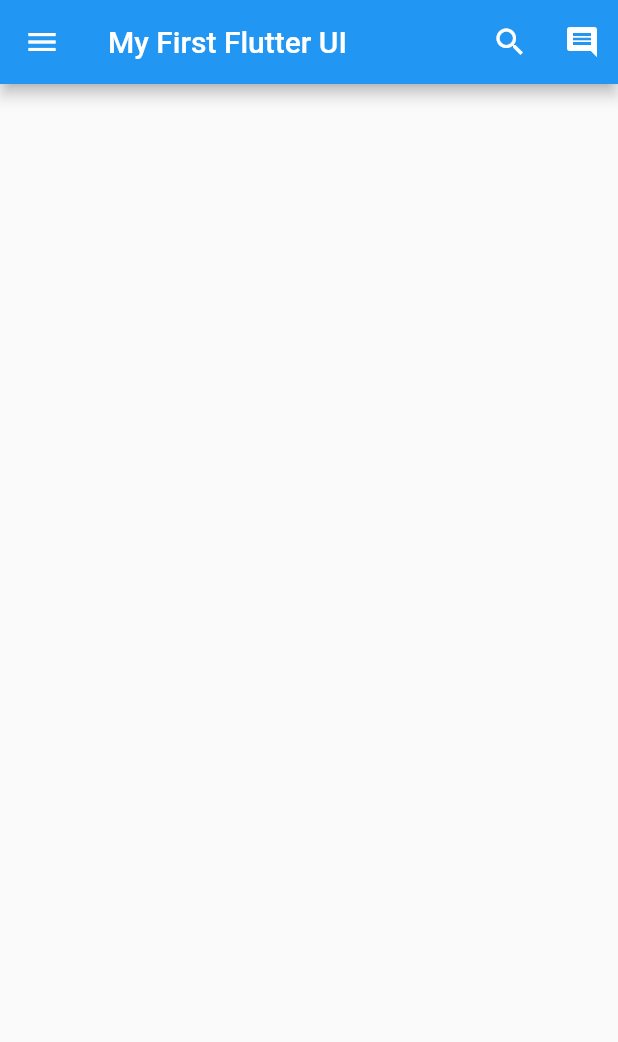
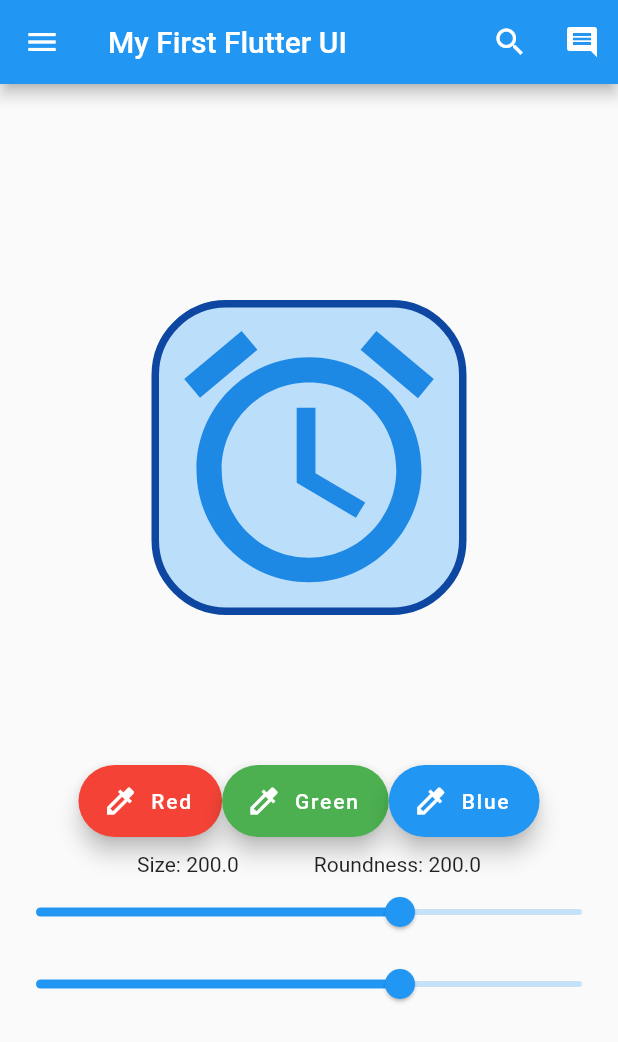
Before and after one commit to adamjokes/literate-giggle, a Flutter app: the screen it shows after launch, on a phone screen of 412 x 824 dp. Shown: the top 1042 px of the screen. Run offline on Flutter 3.47's test engine with Material 2 defaults, Android fonts, the phone set to English and light mode, and no system bars.

Commit message:
Update main.dart
Completed tutorial 3.1

```diff
--- a/tutorial_3_1/lib/main.dart
+++ b/tutorial_3_1/lib/main.dart
@@ -26,11 +26,12 @@ class MyHomePage extends StatefulWidget {
   _MyHomePageState createState() => _MyHomePageState();
 }
 
-// Black Ocean
-
 class _MyHomePageState extends State<MyHomePage> {
   int _counter = 0;
   var items = ["New Screen", "Set icon color", "Change size", "Settings"];
+  double current_slider_roundness_value = 200.0;
+  double current_slider_size_value = 200.0;
+  var initial_color = Colors.blue.shade600;
 
   void _incrementCounter() {
     setState(() {
@@ -49,26 +50,105 @@ class _MyHomePageState extends State<MyHomePage> {
               icon: Icon(Icons.search),
             ),
             IconButton(
-
               onPressed: () {/*no actions here*/},
               icon: Icon(Icons.comment),
             ),
           ],
         ),
-      drawer: MyDraw(this.items),
+        drawer: Drawer(
+          child: ListView.builder(
+              itemCount: items.length,
+              itemBuilder: (context, index) {
+                return Card(
+                  child: ListTile(
+                    title: Text(items[index]),
+                  ),
+                );
+              }),
         ),
         body: Center(
           child: Column(
             mainAxisAlignment: MainAxisAlignment.center,
-          children: <Widget>[],
+            children: [
+              Container(
+                decoration: BoxDecoration(
+                    color: Colors.blue[100],
+                    border: Border.all(width: 5.0, color: Colors.blue[900]),
+                    borderRadius: BorderRadius.all(Radius.circular(50.0))),
+                child: Icon(
+                  Icons.alarm,
+                  size: 200,
+                  color: initial_color,
                 ),
               ),
-      floatingActionButton: FloatingActionButton(
-        onPressed: _incrementCounter,
-        tooltip: 'Increment',
-        child: Icon(Icons.add),
+              SizedBox(
+                height: 100,
               ),
-    );
+              Row(
+                mainAxisAlignment: MainAxisAlignment.center,
+                children: [
+                  FloatingActionButton.extended(
+                    onPressed: () {
+                      setState(() {
+                        initial_color = Colors.red.shade600;
+                      });
+                    },
+                    icon: Icon(Icons.colorize),
+                    label: Text("Red"),
+                    backgroundColor: Colors.red,
+                  ),
+                  FloatingActionButton.extended(
+                    onPressed: () {
+                      setState(() {
+                        initial_color = Colors.green.shade600;
+                      });
+                    },
+                    icon: Icon(Icons.colorize),
+                    label: Text("Green"),
+                    backgroundColor: Colors.green,
+                  ),
+                  FloatingActionButton.extended(
+                    onPressed: () {
+                      setState(() {
+                        initial_color = Colors.blue.shade600;
+                      });
+                    },
+                    icon: Icon(Icons.colorize),
+                    label: Text("Blue"),
+                    backgroundColor: Colors.blue,
+                  )
+                ],
+              ),
+              SizedBox(height: 10),
+              Row(
+                mainAxisAlignment: MainAxisAlignment.center,
+                children: [
+                  Text("Size: $current_slider_size_value"),
+                  SizedBox(width: 50),
+                  Text("Roundness: $current_slider_roundness_value"),
+                ],
+              ),
+              Slider(
+                  value: current_slider_size_value,
+                  min: 0.0,
+                  max: 300,
+                  onChanged: (double value) {
+                    setState(() {
+                      current_slider_size_value = value.roundToDouble();
+                    });
+                  }),
+              Slider(
+                  value: current_slider_roundness_value,
+                  min: 0.0,
+                  max: 300,
+                  onChanged: (double value) {
+                    setState(() {
+                      current_slider_roundness_value = value.roundToDouble();
+                    });
+                  })
+            ],
+          ),
+        ));
   }
 }
 
@@ -78,7 +158,7 @@ class _MyHomePageState extends State<MyHomePage> {
 //   @override
 //   final item;
 //   Widget MyDraw(this.item);
-//
+
 //   Widget build(BuildContext context) {
 //     return Drawer(
 //       child: ListView.builder(
```
Lines whose indentation alone changed are shown as unchanged.
